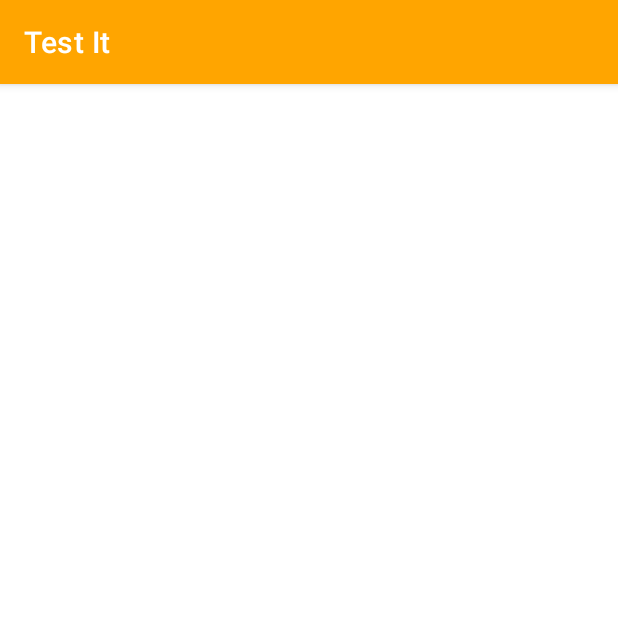
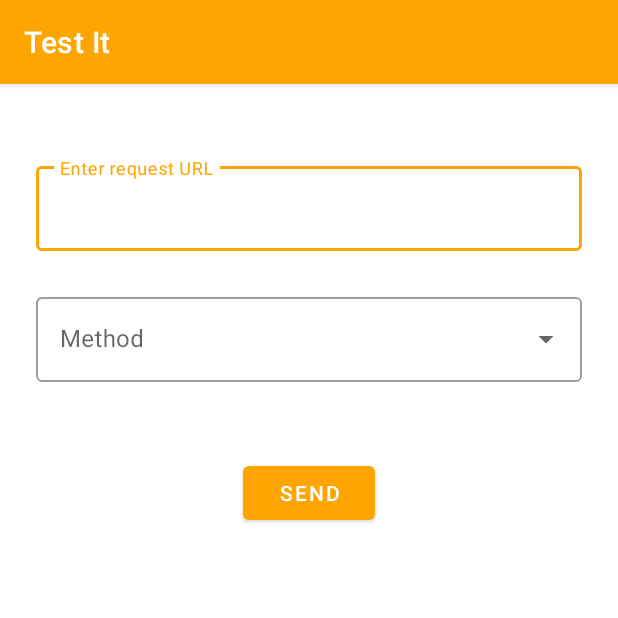
Before and after one commit to Harivansh-coder/Test-It, an Android app: the screen it shows after launch (MainActivity), on a phone screen of 412 x 824 dp, the top half of it. Run offline under Robolectric (Android 15) with nearby library versions, the phone set to English and light mode, and no system bars.

Commit message:
Upgraded the gradle and made few UI

```diff
--- a/app/src/main/AndroidManifest.xml
+++ b/app/src/main/AndroidManifest.xml
@@ -1,6 +1,8 @@
 <?xml version="1.0" encoding="utf-8"?>
 <manifest xmlns:android="http://schemas.android.com/apk/res/android"
     package="com.harivansh.myapplication">
+
+    <uses-permission android:name="android.permission.INTERNET"/>
 
     <application
         android:allowBackup="true"
--- a/app/src/main/res/layout/activity_main.xml
+++ b/app/src/main/res/layout/activity_main.xml
@@ -4,15 +4,55 @@
     xmlns:tools="http://schemas.android.com/tools"
     android:layout_width="match_parent"
     android:layout_height="match_parent"
+    android:layout_margin="@dimen/screen_margin"
     tools:context=".MainActivity">
 
-<!--    <ImageButton-->
-<!--        android:layout_width="wrap_content"-->
-<!--        android:layout_height="wrap_content"-->
-<!--        android:src="@drawable/ic_splash_icon"-->
-<!--        app:layout_constraintBottom_toBottomOf="parent"-->
-<!--        app:layout_constraintEnd_toEndOf="parent"-->
-<!--        app:layout_constraintStart_toStartOf="parent"-->
-<!--        app:layout_constraintTop_toTopOf="parent" />-->
+
+    <com.google.android.material.textfield.TextInputLayout
+        android:id="@+id/outlinedTextField"
+        style="@style/Widget.MaterialComponents.TextInputLayout.OutlinedBox"
+        android:layout_width="match_parent"
+        android:layout_height="wrap_content"
+        android:layout_marginTop="@dimen/spacing"
+        android:hint="@string/enter_request_url"
+        app:layout_constraintEnd_toEndOf="parent"
+        app:layout_constraintStart_toStartOf="parent"
+        app:layout_constraintTop_toTopOf="parent">
+
+        <com.google.android.material.textfield.TextInputEditText
+            android:layout_width="match_parent"
+            android:layout_height="wrap_content" />
+
+    </com.google.android.material.textfield.TextInputLayout>
+
+
+    <com.google.android.material.textfield.TextInputLayout
+        android:id="@+id/method_menu"
+        style="@style/Widget.MaterialComponents.TextInputLayout.OutlinedBox.ExposedDropdownMenu"
+        android:layout_width="match_parent"
+        android:layout_height="wrap_content"
+        android:hint="@string/method"
+        android:layout_marginTop="@dimen/spacing"
+        app:layout_constraintEnd_toEndOf="parent"
+        app:layout_constraintStart_toStartOf="parent"
+        app:layout_constraintTop_toBottomOf="@+id/outlinedTextField">
+
+        <AutoCompleteTextView
+            android:layout_width="match_parent"
+            android:layout_height="wrap_content"
+            android:inputType="none" />
+
+    </com.google.android.material.textfield.TextInputLayout>
+
+
+    <Button
+        android:id="@+id/send_button"
+        android:layout_width="wrap_content"
+        android:layout_height="wrap_content"
+        android:text="@string/send"
+        android:layout_marginTop="@dimen/button_spacing"
+        app:layout_constraintEnd_toEndOf="parent"
+        app:layout_constraintStart_toStartOf="parent"
+        app:layout_constraintTop_toBottomOf="@+id/method_menu" />
 
 </androidx.constraintlayout.widget.ConstraintLayout>
--- /dev/null
+++ b/app/src/main/res/values/dimens.xml
@@ -0,0 +1,6 @@
+<?xml version="1.0" encoding="utf-8"?>
+<resources>
+    <dimen name="screen_margin">24dp</dimen>
+    <dimen name="spacing">25dp</dimen>
+    <dimen name="button_spacing">50dp</dimen>
+</resources>
--- a/app/src/main/res/values/strings.xml
+++ b/app/src/main/res/values/strings.xml
@@ -1,3 +1,6 @@
 <resources>
     <string name="app_name">Test It</string>
+    <string name="enter_request_url">Enter request URL</string>
+    <string name="method">Method</string>
+    <string name="send">Send</string>
 </resources>
--- a/build.gradle
+++ b/build.gradle
@@ -5,7 +5,7 @@ buildscript {
         mavenCentral()
     }
     dependencies {
-        classpath 'com.android.tools.build:gradle:7.1.0'
+        classpath 'com.android.tools.build:gradle:7.1.2'
         classpath "org.jetbrains.kotlin:kotlin-gradle-plugin:1.6.10"
 
         // NOTE: Do not place your application dependencies here; they belong
```
